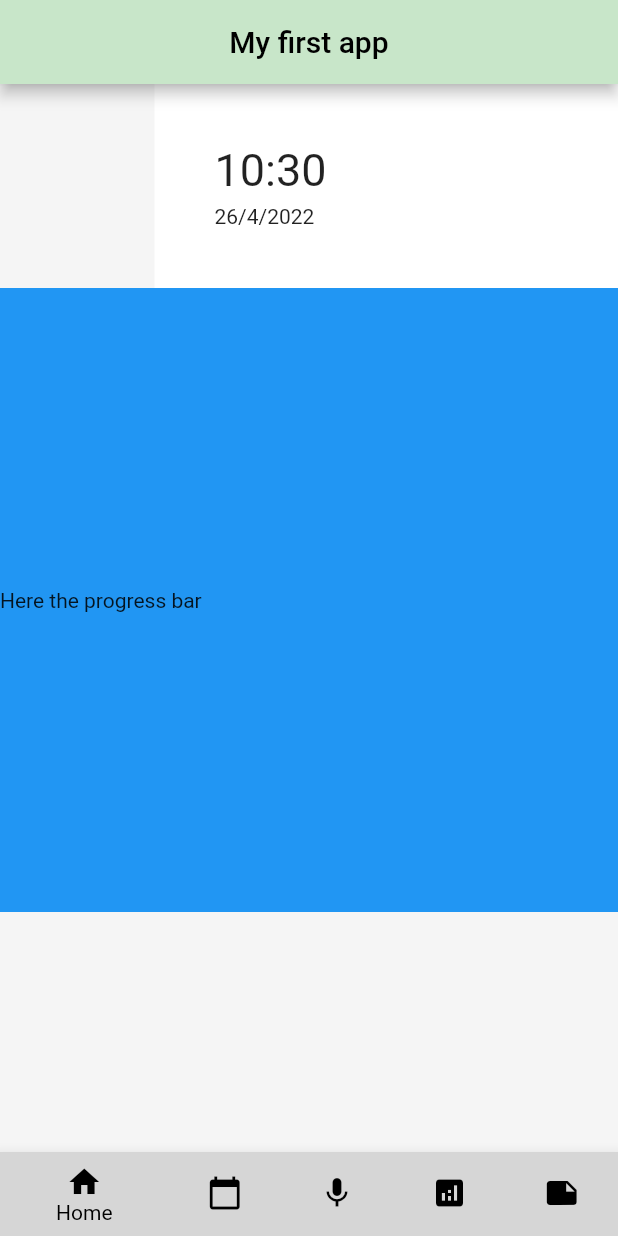
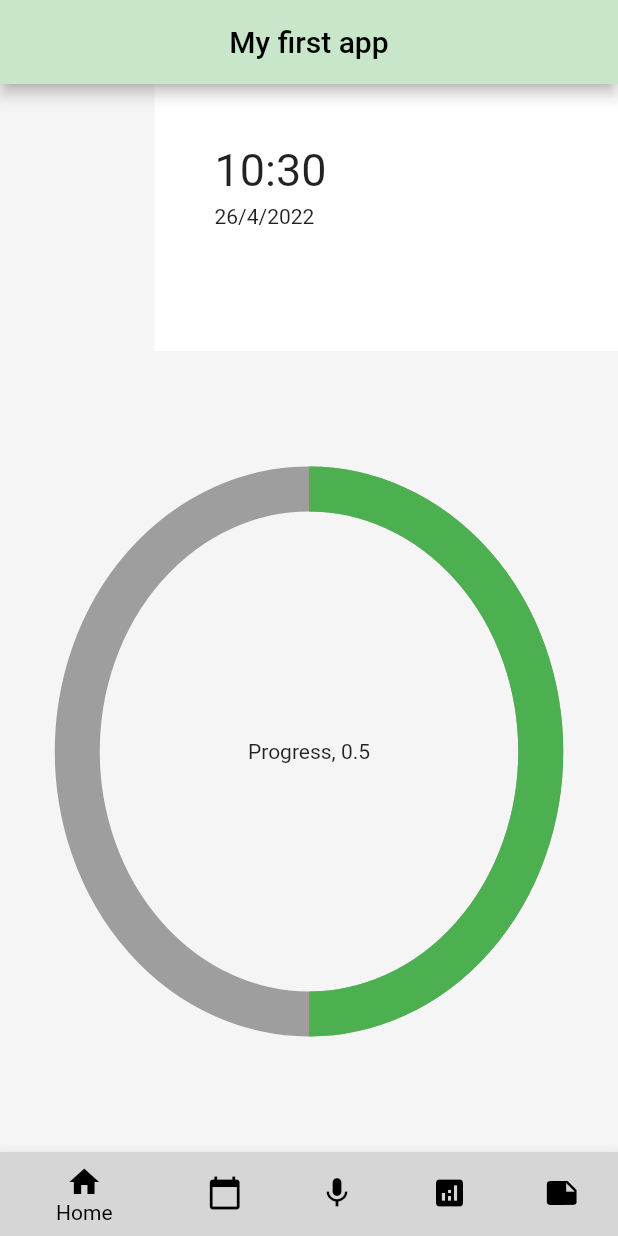
Before and after one commit to SaraFFdez/FYP_ChronicDiseaseApp, a Flutter app: the screen it shows after launch, on a phone screen of 412 x 824 dp. Run offline on Flutter 3.47's test engine with Material 2 defaults, Android fonts, the phone set to English and light mode, and no system bars.

Commit message:
progress bar added (not working)

```diff
--- a/flutterfrontend/lib/screens/home_page.dart
+++ b/flutterfrontend/lib/screens/home_page.dart
@@ -12,11 +12,21 @@ class _HomePageState extends State<HomePage> {
   String _timeString = "00:00";
   String _dateString = "00/00/00";
   late Timer _timer;
+  double _progressValue = 0.5;
+
+  String getCorrectTime() {
+    String minutes = "";
+    if (DateTime.now().minute < 10) {
+      minutes = "0" + DateTime.now().minute.toString();
+    } else {
+      minutes = DateTime.now().minute.toString();
+    }
+    return DateTime.now().hour.toString() + ":" + minutes;
+  }
 
   @override
   void initState() {
-    _timeString =
-        DateTime.now().hour.toString() + ":" + DateTime.now().minute.toString();
+    _timeString = getCorrectTime();
     _dateString = DateTime.now().day.toString() +
         "/" +
         DateTime.now().month.toString() +
@@ -40,8 +50,7 @@ class _HomePageState extends State<HomePage> {
         "/" +
         DateTime.now().year.toString();
 
-    String time =
-        DateTime.now().hour.toString() + ":" + DateTime.now().minute.toString();
+    String time = getCorrectTime();
 
     setState(() {
       _timeString = time;
@@ -61,8 +70,12 @@ class _HomePageState extends State<HomePage> {
         centerTitle: true,
         backgroundColor: Colors.green[100],
       ),
-      body: Column(crossAxisAlignment: CrossAxisAlignment.stretch, children: [
-        Row(
+      body: Column(
+          //crossAxisAlignment: CrossAxisAlignment.stretch,
+          children: [
+            Expanded(
+                flex: 1,
+                child: Row(
                   children: [
                     const Expanded(
                       flex: 1,
@@ -87,12 +100,39 @@ class _HomePageState extends State<HomePage> {
                       ),
                     ),
                   ],
+                )),
+            Expanded(
+                flex: 3,
+                child: Row(
+                  children: [
+                    const Expanded(flex: 1, child: SizedBox()),
+                    Expanded(
+                        flex: 6,
+                        child: SizedBox(
+                            height: 350.0,
+                            width: 200.0,
+                            child: Stack(
+                              children: [
+                                Center(
+                                  child: SizedBox(
+                                    height: 350.0,
+                                    width: 350.0,
+                                    child: CircularProgressIndicator(
+                                      value: _progressValue,
+                                      backgroundColor: Colors.grey,
+                                      valueColor:
+                                          const AlwaysStoppedAnimation<Color>(
+                                              Colors.green),
+                                      strokeWidth: 30.0,
                                     ),
-        Container(
-          padding: const EdgeInsets.fromLTRB(0.0, 200.0, 0.0, 200.0),
-          color: Colors.blue,
-          child: const Text("Here the progress bar"),
                                   ),
+                                ),
+                                Center(child: Text("Progress, $_progressValue"))
+                              ],
+                            ))),
+                    const Expanded(flex: 1, child: SizedBox()),
+                  ],
+                ))
           ]),
     );
   }
--- a/flutterfrontend/lib/screens/notes_page.dart
+++ b/flutterfrontend/lib/screens/notes_page.dart
@@ -10,8 +10,18 @@ class Notes extends StatefulWidget {
 class _NotesState extends State<Notes> {
   @override
   Widget build(BuildContext context) {
-    return const Scaffold(
-      body: Text("This is the notes page"),
+    return Scaffold(
+      body: Column(
+        children: [
+          Center(
+            child: CircularProgressIndicator(
+              value: 0.5,
+              strokeWidth: 20.0,
+            ),
+          ),
+          Text("here is the thing")
+        ],
+      ),
     );
   }
 }
```
Lines whose indentation alone changed are shown as unchanged.
